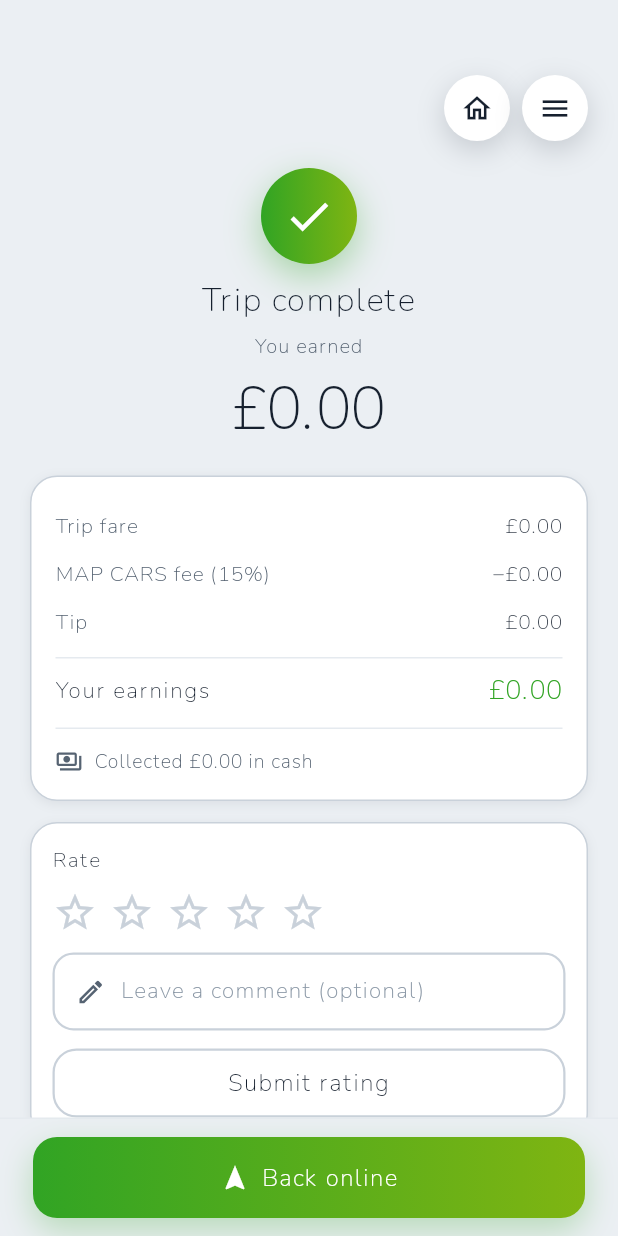
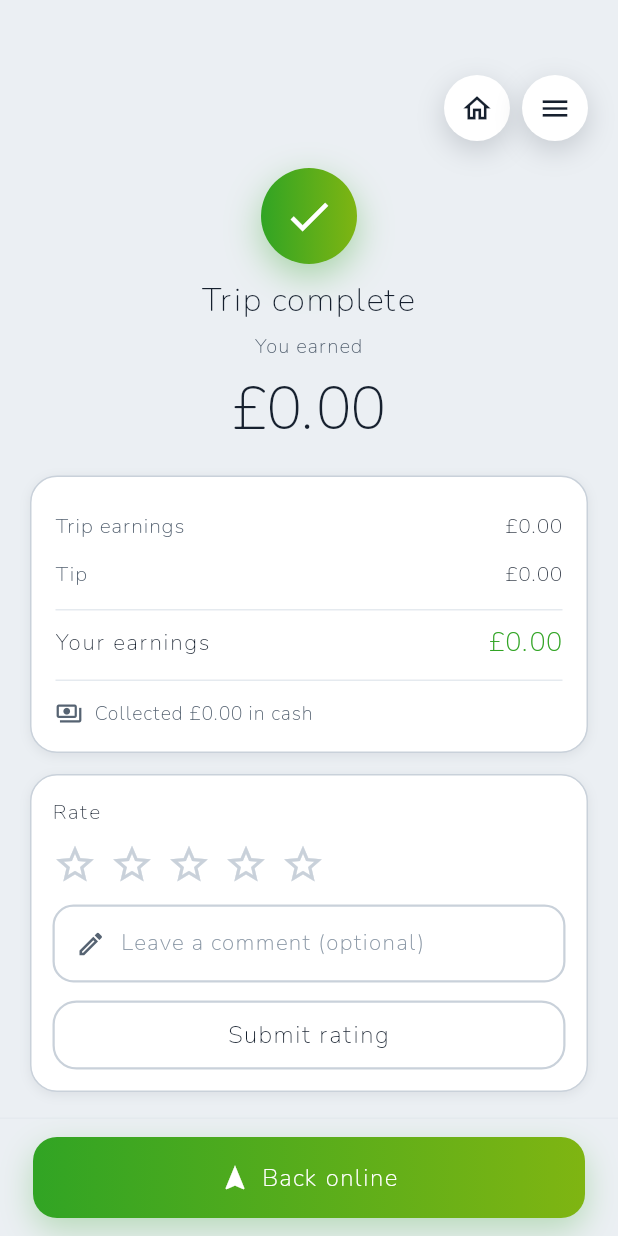
Before and after one commit to Mahfuzur-Rahman/mapcars_mobile_driver, a Flutter app: the TripCompleteScreen screen opened directly with empty values, on a phone screen of 412 x 824 dp. Run offline on Flutter 3.47's test engine with Material 3 defaults, Android fonts, the phone set to English and light mode, and no system bars; our stand-ins replace connectivity_plus, dio, file_picker, firebase_core, firebase_crashlytics, firebase_messaging and 12 more; missing offline and left inert: signalr_netcore, smart_auth; accounts and stored records are empty; network calls fail.

Commit message:
feat(drive): drivers see their own earnings, not the customer's fare
Request card, request alert, driving screen and trip-complete breakdown
show driverEarnings (set at booking, so it is there before acceptance).
The cash-to-collect line still uses cashDue.

Co-Authored-By: Claude Opus 5.5 <noreply@anthropic.com>

```diff
--- a/lib/src/features/drive/presentation/driving_screen.dart
+++ b/lib/src/features/drive/presentation/driving_screen.dart
@@ -68,7 +68,8 @@ class _DrivingScreenState extends ConsumerState<DrivingScreen> {
   Widget build(BuildContext context) {
     final trip = widget.trip;
     final progress = _progress;
-    final fare = trip.fareAmount;
+    // The driver sees only their own take-home, never the customer's fare.
+    final fare = trip.driverEarnings;
     final unread =
         ref.watch(tripRealtimeProvider.select((s) => s.unreadMessages));
     // Cash says what to collect; card says there is nothing to. Unknown methods
@@ -223,7 +224,7 @@ class _DrivingScreenState extends ConsumerState<DrivingScreen> {
               _StatCard(
                   value:
                       fare != null ? '£${fare.toStringAsFixed(2)}' : '—',
-                  sub: 'fare',
+                  sub: 'you earn',
                   valueColor: Brand.green),
             ],
           ),
--- a/lib/src/features/drive/presentation/trip_complete_screen.dart
+++ b/lib/src/features/drive/presentation/trip_complete_screen.dart
@@ -5,7 +5,6 @@ import 'package:go_router/go_router.dart';
 import '../../../core/network/api_exception.dart';
 import '../../../core/utils/money.dart';
 import '../../../core/widgets/mc.dart';
-import '../providers/fare_chart_provider.dart';
 import '../services/rating_service.dart';
 import '../services/trip_service.dart';
 import 'widgets/drop_off_payment.dart';
@@ -70,25 +69,12 @@ class _TripCompleteScreenState extends ConsumerState<TripCompleteScreen> {
     // Null for a method this build doesn't know — better no line than a
     // "collected" claim that might be wrong.
     final paymentLine = completedPaymentLine(trip);
-    final feePercent =
-        ref.watch(fareChartProvider).asData?.value.driverFeePercent ?? 15.0;
-
-    // Every figure comes off the trip itself; the fee % is only used to derive
-    // a fee for the odd trip the API completed without one recorded.
-    final farePence = ((trip.fareAmount ?? 0) * 100).round();
-    final feePence = trip.platformFeeAmount != null
-        ? (trip.platformFeeAmount! * 100).round()
-        : (farePence * feePercent / 100).round();
-    // The API's driverEarnings is the base take-home (fare − fee); the tip is a
-    // separate field paid 100% to the driver, so add it back for the total.
-    final baseEarningsPence = trip.driverEarnings != null
-        ? (trip.driverEarnings! * 100).round()
-        : farePence - feePence;
+    // The driver only ever sees their own take-home — never the customer's
+    // fare or the platform fee. The API's driverEarnings is the base take-home;
+    // the tip is a separate field paid 100% to the driver.
+    final baseEarningsPence = ((trip.driverEarnings ?? 0) * 100).round();
     final tipPence = (trip.tipAmount * 100).round();
     final earningsPence = baseEarningsPence + tipPence;
-    final feeLabel = feePercent % 1 == 0
-        ? feePercent.toStringAsFixed(0)
-        : feePercent.toStringAsFixed(1);
 
     return Scaffold(
       backgroundColor: Brand.bg,
@@ -143,9 +129,7 @@ class _TripCompleteScreenState extends ConsumerState<TripCompleteScreen> {
                     child: Column(
                       mainAxisSize: MainAxisSize.min,
                       children: [
-                        _BreakdownRow('Trip fare', formatGbp(farePence)),
-                        _BreakdownRow('MAP CARS fee ($feeLabel%)',
-                            '−${formatGbp(feePence)}'),
+                        _BreakdownRow('Trip earnings', formatGbp(baseEarningsPence)),
                         _BreakdownRow('Tip', formatGbp(tipPence)),
                         Container(
                           height: 1,
--- a/lib/src/features/drive/presentation/widgets/request_card.dart
+++ b/lib/src/features/drive/presentation/widgets/request_card.dart
@@ -70,7 +70,8 @@ class RequestCard extends StatelessWidget {
       );
 
   Widget _card(BuildContext context, Duration left, bool lapsed) {
-    final fare = trip.fareAmount ?? 0;
+    // What the driver gets, not the customer's fare.
+    final fare = trip.driverEarnings ?? 0;
     final miles = trip.distanceMiles ?? 0;
 
     return McSheet(
@@ -151,7 +152,7 @@ class RequestCard extends StatelessWidget {
             padding: 14,
             child: Row(
               children: [
-                _Stat('£${fare.toStringAsFixed(2)}', 'Fare'),
+                _Stat('£${fare.toStringAsFixed(2)}', 'You earn'),
                 _Stat('${miles.toStringAsFixed(1)} mi', 'Distance'),
                 if (trip.tier != null && trip.tier!.isNotEmpty)
                   _Stat(_titleCase(trip.tier!), 'Tier'),
--- a/lib/src/features/drive/providers/dispatch_board_controller.dart
+++ b/lib/src/features/drive/providers/dispatch_board_controller.dart
@@ -230,9 +230,9 @@ class DispatchBoardController extends StateNotifier<DispatchBoardState> {
   Future<void> _announce(Trip trip) => _alerts.newRequest(
         tripId: trip.id,
         pickup: trip.pickupAddress,
-        fare: trip.fareAmount == null
+        fare: trip.driverEarnings == null
             ? null
-            : '£${trip.fareAmount!.toStringAsFixed(2)}',
+            : '£${trip.driverEarnings!.toStringAsFixed(2)}',
       );
 
   void _onAvailable(List<Object?>? args) {
```
